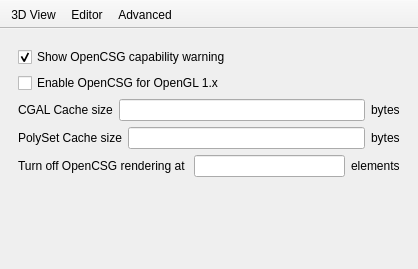
Old version of the form src/Preferences.ui in the repository openscad/openscad.
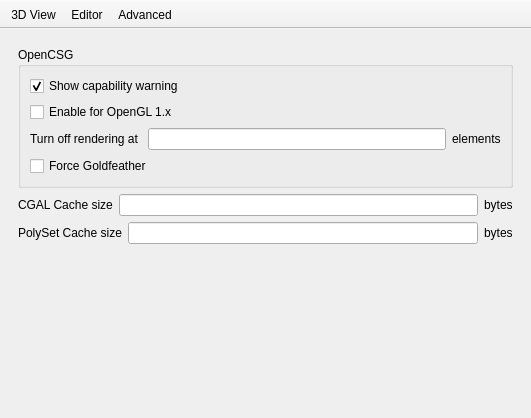
New version of the form. Icons and pictures are not drawn.

Commit message: Added experimental support for forcing OpenCSG to use the Goldfeather algorithm

Patch:
```diff
--- a/src/Preferences.ui
+++ b/src/Preferences.ui
@@ -6,8 +6,8 @@
    <rect>
     <x>0</x>
     <y>0</y>
-    <width>418</width>
-    <height>269</height>
+    <width>531</width>
+    <height>418</height>
    </rect>
   </property>
   <property name="windowTitle">
@@ -176,9 +176,15 @@
       <widget class="QWidget" name="pageAdvanced">
        <layout class="QVBoxLayout" name="verticalLayout_3">
         <item>
+         <widget class="QGroupBox" name="groupBox">
+          <property name="title">
+           <string>OpenCSG</string>
+          </property>
+          <layout class="QVBoxLayout" name="verticalLayout_6">
+           <item>
          <widget class="QCheckBox" name="openCSGWarningBox">
           <property name="text">
-           <string>Show OpenCSG capability warning</string>
+              <string>Show capability warning</string>
           </property>
           <property name="checked">
            <bool>true</bool>
@@ -188,8 +194,46 @@
         <item>
          <widget class="QCheckBox" name="enableOpenCSGBox">
           <property name="text">
-           <string>Enable OpenCSG for OpenGL 1.x</string>
-          </property>
+              <string>Enable for OpenGL 1.x</string>
+             </property>
+            </widget>
+           </item>
+           <item>
+            <layout class="QHBoxLayout" name="horizontalLayout_4">
+             <item>
+              <widget class="QLabel" name="label_7">
+               <property name="text">
+                <string>Turn off rendering at </string>
+               </property>
+              </widget>
+             </item>
+             <item>
+              <widget class="QLineEdit" name="opencsgLimitEdit"/>
+             </item>
+             <item>
+              <widget class="QLabel" name="label_8">
+               <property name="text">
+                <string>elements</string>
+               </property>
+              </widget>
+             </item>
+            </layout>
+           </item>
+           <item>
+            <widget class="QCheckBox" name="forceGoldfeatherBox">
+             <property name="text">
+              <string>Force Goldfeather</string>
+             </property>
+            </widget>
+           </item>
+          </layout>
+          <zorder>openCSGWarningBox</zorder>
+          <zorder></zorder>
+          <zorder>enableOpenCSGBox</zorder>
+          <zorder>enableOpenCSGBox</zorder>
+          <zorder></zorder>
+          <zorder>openCSGWarningBox</zorder>
+          <zorder>forceGoldfeatherBox</zorder>
          </widget>
         </item>
         <item>
@@ -234,27 +278,6 @@
           </item>
          </layout>
         </item>
-        <item>
-         <layout class="QHBoxLayout" name="horizontalLayout_4">
-          <item>
-           <widget class="QLabel" name="label_7">
-            <property name="text">
-             <string>Turn off OpenCSG rendering at </string>
-            </property>
-           </widget>
-          </item>
-          <item>
-           <widget class="QLineEdit" name="opencsgLimitEdit"/>
-          </item>
-          <item>
-           <widget class="QLabel" name="label_8">
-            <property name="text">
-             <string>elements</string>
-            </property>
-           </widget>
-          </item>
-         </layout>
-        </item>
         <item>
          <spacer name="verticalSpacer_2">
           <property name="orientation">
```
Lines whose indentation alone changed are shown as unchanged. The commit also changes 4 other files.
